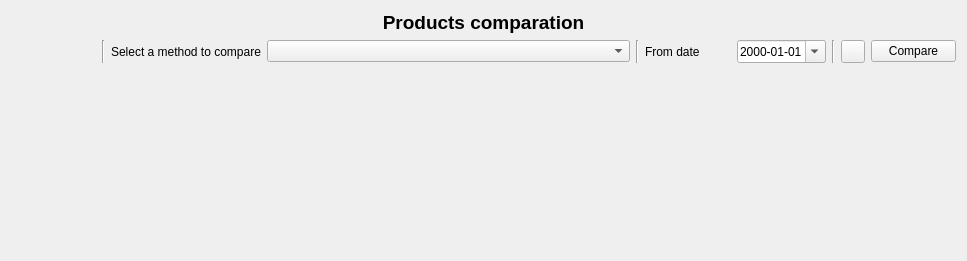
First picture: the form in xulpymoney/ui/wdgProductsComparation.ui, repository turulomio/xulpymoney, before the edit.
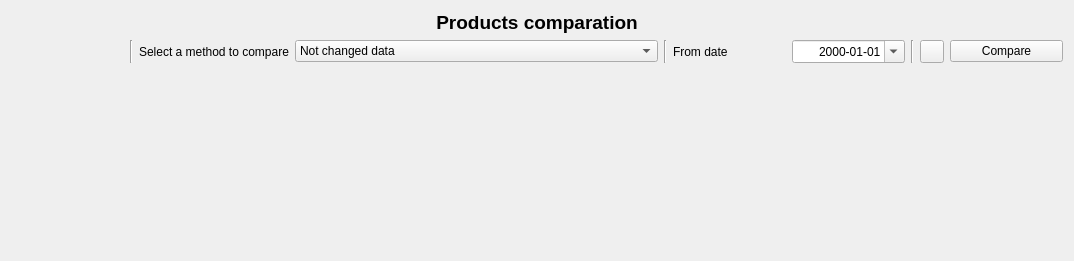
Second picture: the form after the edit. Icons and pictures are not drawn. Custom widgets are drawn as their Qt base class.

What changed in the file:
```diff
--- a/xulpymoney/ui/wdgProductsComparation.ui
+++ b/xulpymoney/ui/wdgProductsComparation.ui
@@ -6,7 +6,7 @@
    <rect>
     <x>0</x>
     <y>0</y>
-    <width>967</width>
+    <width>1074</width>
     <height>261</height>
    </rect>
   </property>
@@ -62,7 +62,7 @@
        <item>
         <widget class="QComboBox" name="cmbCompareTypes">
          <property name="currentIndex">
-          <number>-1</number>
+          <number>0</number>
          </property>
          <property name="sizeAdjustPolicy">
           <enum>QComboBox::AdjustToContents</enum>
@@ -237,6 +237,12 @@
    <header location="global">myqcharts</header>
    <container>1</container>
   </customwidget>
+  <customwidget>
+   <class>VCTemporalSeriesWithTwoYAxis</class>
+   <extends>QWidget</extends>
+   <header location="global">myqcharts</header>
+   <container>1</container>
+  </customwidget>
  </customwidgets>
  <resources>
   <include location="../images/xulpymoney.qrc"/>
```
Left out of the diff: 23 changed lines with no effect on the pictures.
